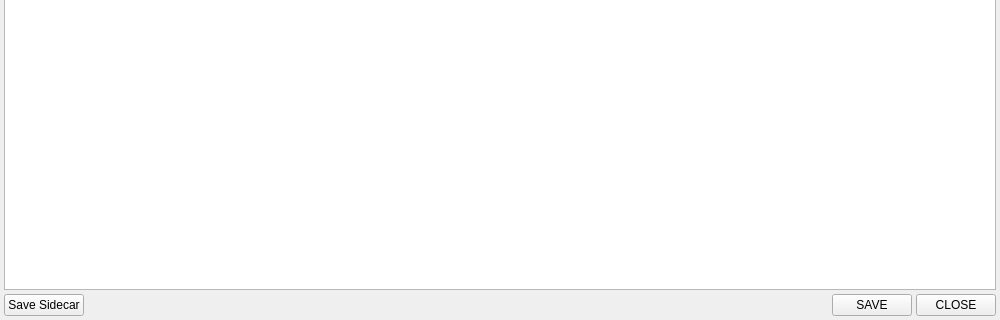
Before: the Qt Designer form Libs/UserInterfaces/MetadataEditor.ui in AltaArts/SourceTab--Prism-Plugin, drawn with Qt 5; both pictures show x 0 to 1000 and y 580 to 900 of the 1000 by 900 pixel window.
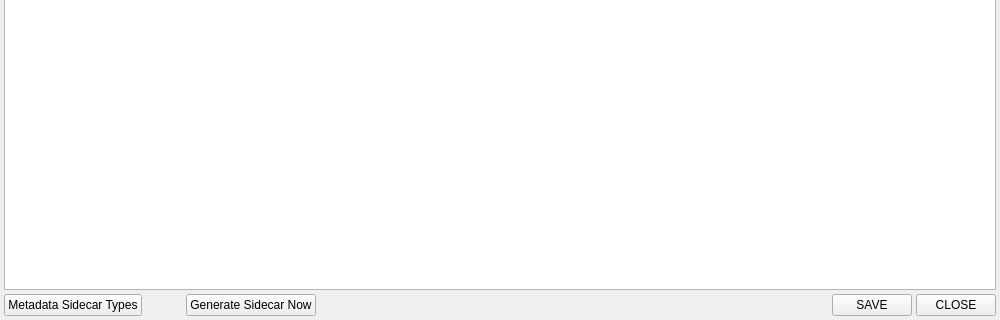
After: the same form once the commit is applied.

Commit message: Add .ALE sidecar #134 and Sidecar UI #129

```diff
--- a/Libs/UserInterfaces/MetadataEditor.ui
+++ b/Libs/UserInterfaces/MetadataEditor.ui
@@ -161,10 +161,33 @@
      </item>
      <item>
       <layout class="QHBoxLayout" name="lo_bottom">
+       <item>
+        <widget class="QPushButton" name="b_sidecarMenu">
+         <property name="text">
+          <string>Metadata Sidecar Types</string>
+         </property>
+        </widget>
+       </item>
+       <item>
+        <spacer name="horizontalSpacer_5">
+         <property name="orientation">
+          <enum>Qt::Horizontal</enum>
+         </property>
+         <property name="sizeType">
+          <enum>QSizePolicy::Fixed</enum>
+         </property>
+         <property name="sizeHint" stdset="0">
+          <size>
+           <width>40</width>
+           <height>20</height>
+          </size>
+         </property>
+        </spacer>
+       </item>
        <item>
         <widget class="QPushButton" name="b_sidecar_save">
          <property name="text">
-          <string>Save Sidecar</string>
+          <string>Generate Sidecar Now</string>
          </property>
         </widget>
        </item>
```
The commit also changes 7 other files.
